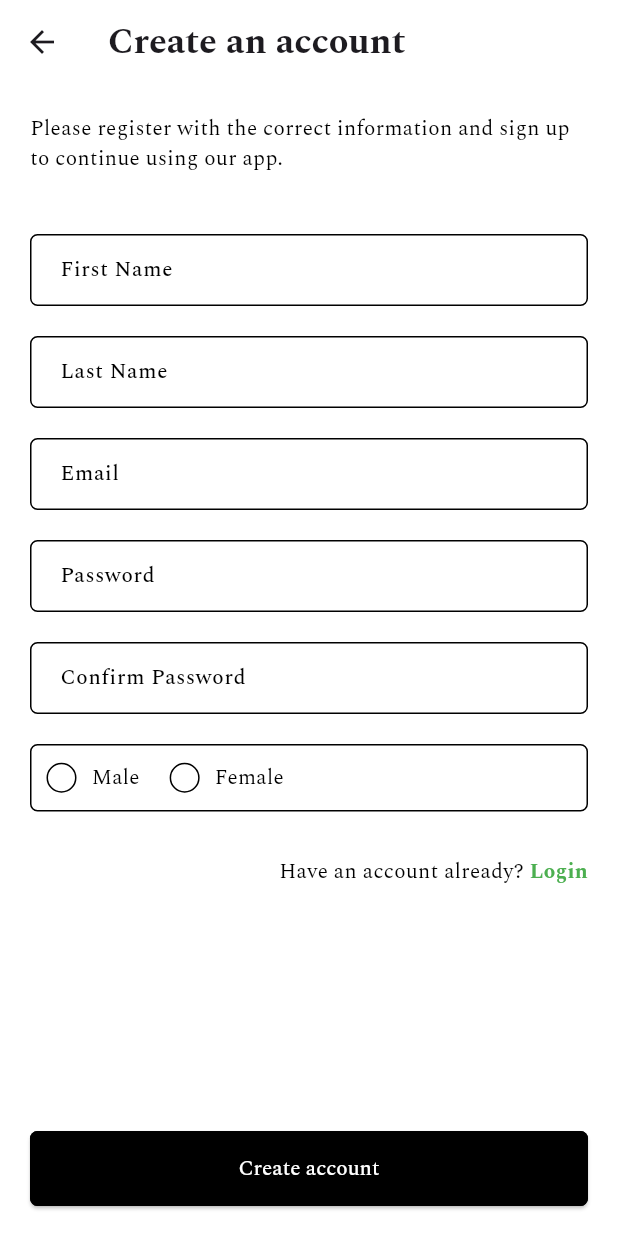
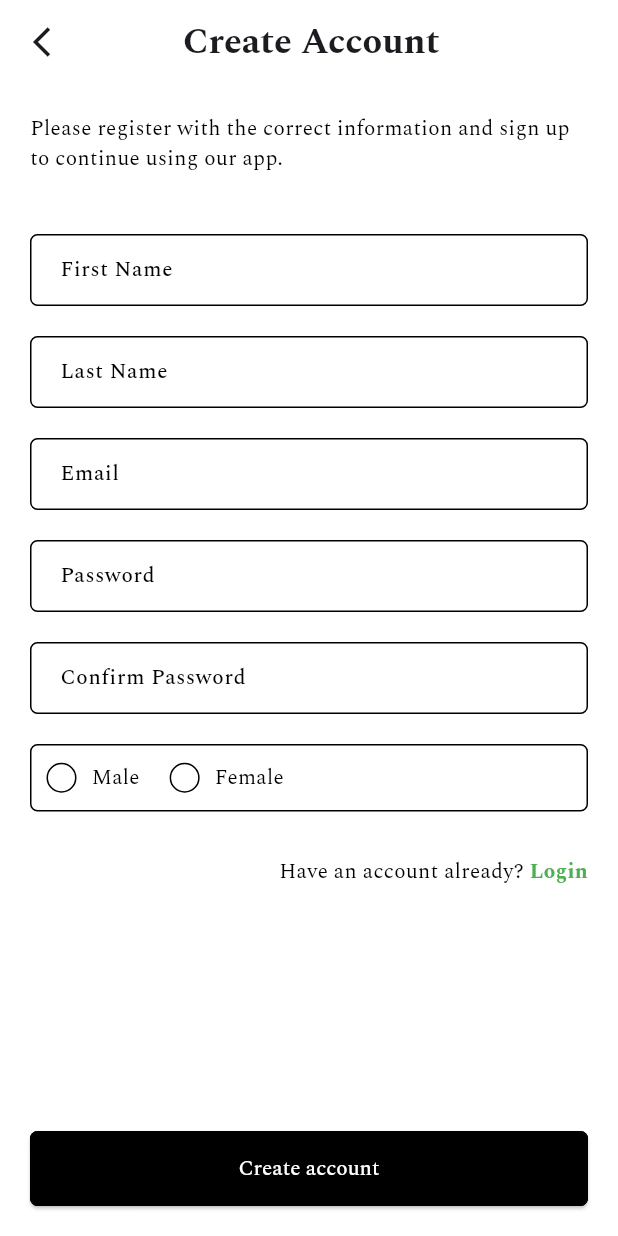
Before and after one commit to OkoroaforKelechiDivine/convas-mobile, a Flutter app: the CreateAccountView screen opened directly, on a phone screen of 412 x 824 dp. Run offline on Flutter 3.47's test engine with Material 3 defaults, Android fonts, the phone set to English and light mode, and no system bars; our stand-ins replace connectivity, dio, get, google_fonts, image_picker; accounts and stored records are empty.

```diff
--- a/lib/views/create_account/create_account.dart
+++ b/lib/views/create_account/create_account.dart
@@ -17,8 +17,18 @@ class _CreateAccountViewState extends State<CreateAccountView> {
   Widget build(BuildContext context) {
     return Scaffold(
       appBar: AppBar(
-        title: const Text('Create an account'),
+        title: const Padding(
+          padding: EdgeInsets.only(left: 50),
+          child: Text('Create Account'),
+        ),
+        leading: IconButton(
+          icon: const Icon(Icons.arrow_back_ios_sharp),
+          onPressed: () {
+            Navigator.of(context).pop();
+          },
+        ),
       ),
+
       body: SingleChildScrollView(
         child: Padding(
           padding: const EdgeInsets.all(20),
```
Also changed, not shown: lib/views/verify_code/verify_code_view.dart (+13 -6 lines).
